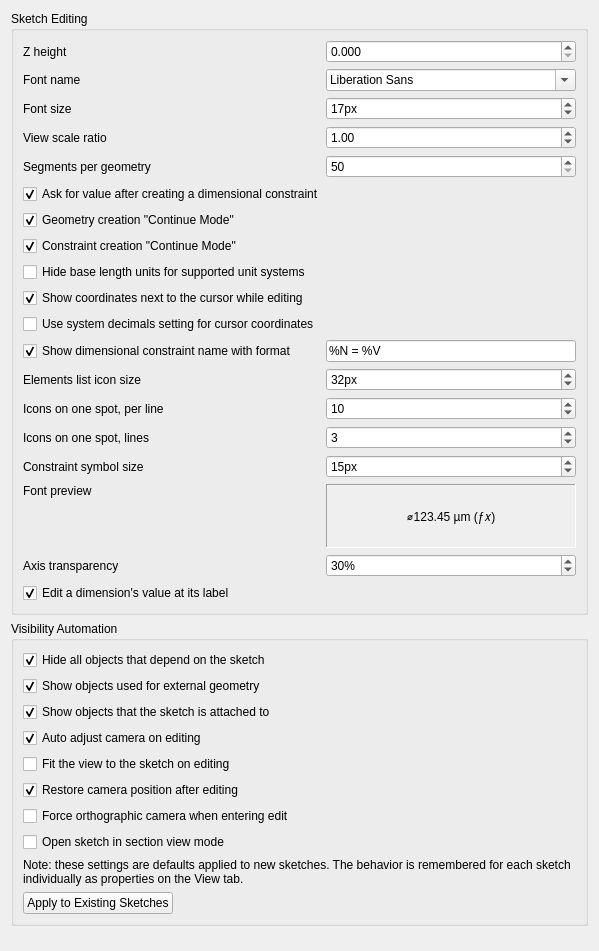
Before: the Qt Designer form src/Mod/Sketcher/Gui/SketcherSettingsDisplay.ui in realthunder/FreeCAD, drawn with Qt 5.
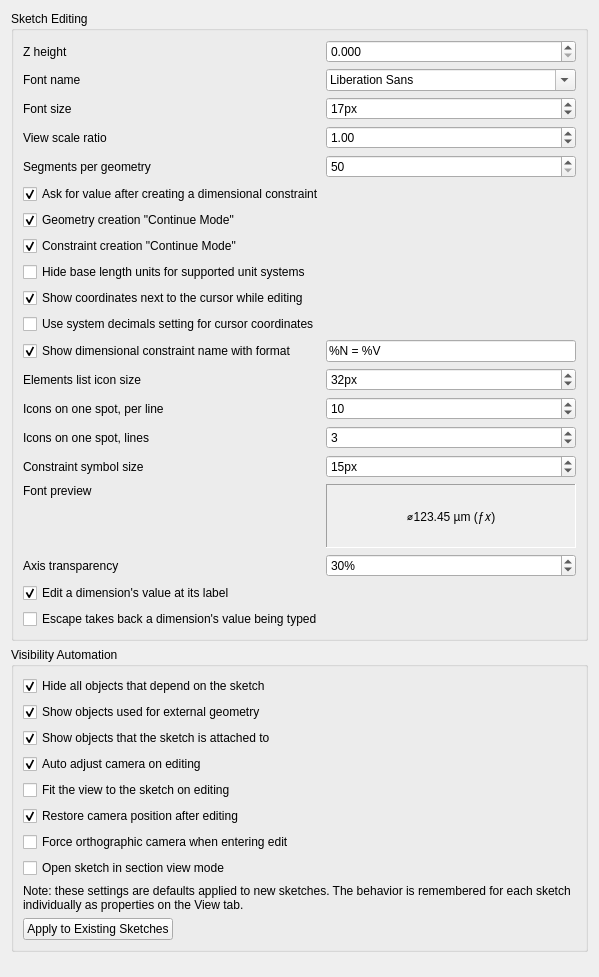
After: the same form once the commit is applied. Custom widgets are drawn as their Qt base class.

Commit message: Sketcher: Escape in the value editor is Enter, by default

Patch:
```diff
--- a/src/Mod/Sketcher/Gui/SketcherSettingsDisplay.ui
+++ b/src/Mod/Sketcher/Gui/SketcherSettingsDisplay.ui
@@ -115,6 +115,25 @@
         </property>
        </widget>
       </item>
+      <item row="20" column="0" colspan="2">
+       <widget class="Gui::PrefCheckBox" name="checkBoxDatumEscapeTakesBack">
+        <property name="toolTip">
+         <string>Off, Escape in a dimension's value editor leaves it as Enter does, keeping what was typed; Std_Undo while it is open takes the entry back. On, Escape takes the entry back, a new dimension with it.</string>
+        </property>
+        <property name="text">
+         <string>Escape takes back a dimension's value being typed</string>
+        </property>
+        <property name="checked">
+         <bool>false</bool>
+        </property>
+        <property name="prefEntry" stdset="0">
+         <cstring>DatumEscapeTakesBack</cstring>
+        </property>
+        <property name="prefPath" stdset="0">
+         <cstring>Mod/Sketcher/General</cstring>
+        </property>
+       </widget>
+      </item>
       <item row="9" column="0">
        <widget class="Gui::PrefCheckBox" name="checkBoxShowCursorCoords">
         <property name="toolTip">
```
Left out of the diff: 2 changed lines with no effect on the pictures. The commit also changes 10 other files.
